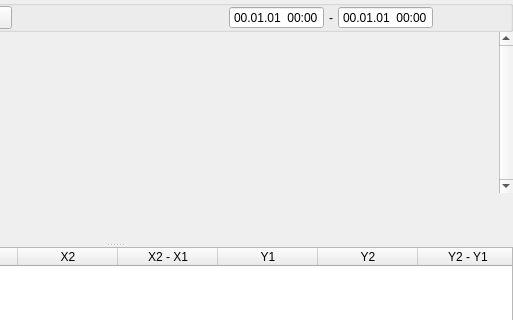
First picture: the form in src/SVGraphPanel/forms/graph_panel_widget.ui, repository Tyill/SVisual, before the edit; both pictures show x 283 to 796 and y 0 to 320 of the 796 by 557 pixel window.
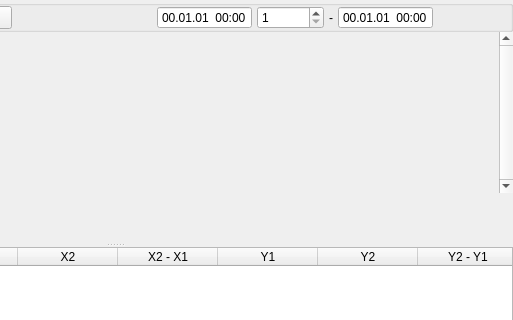
Second picture: the form after the edit. Icons and pictures are not drawn. Custom widgets are drawn as their Qt base class.

```diff
--- a/src/SVGraphPanel/forms/graph_panel_widget.ui
+++ b/src/SVGraphPanel/forms/graph_panel_widget.ui
@@ -356,6 +356,16 @@
             </property>
            </widget>
           </item>
+          <item>
+           <widget class="QSpinBox" name="spnPeriodMin">
+            <property name="minimum">
+             <number>1</number>
+            </property>
+            <property name="maximum">
+             <number>1000000</number>
+            </property>
+           </widget>
+          </item>
           <item>
            <widget class="QLabel" name="lbDTime">
             <property name="text">
```
Left out of the diff: 5 changed lines with no effect on the pictures.
